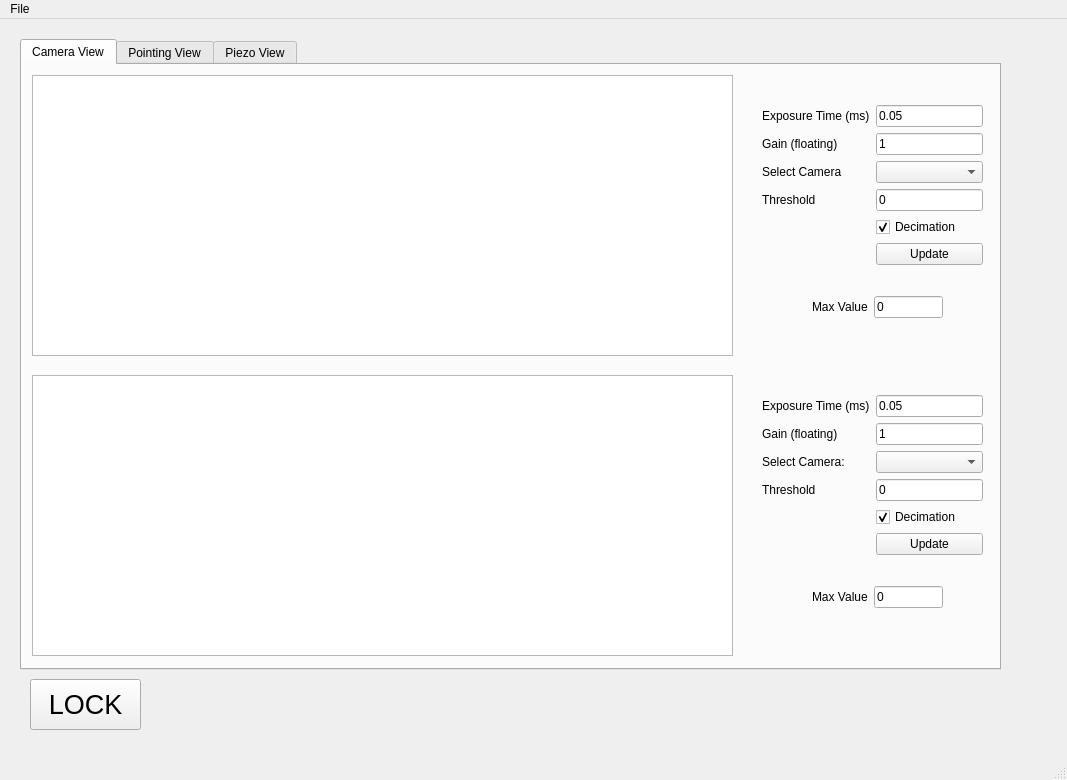
Above: pointing_stability.ui from aglinn/LaserPointLock before the change. Below: the same form after it.
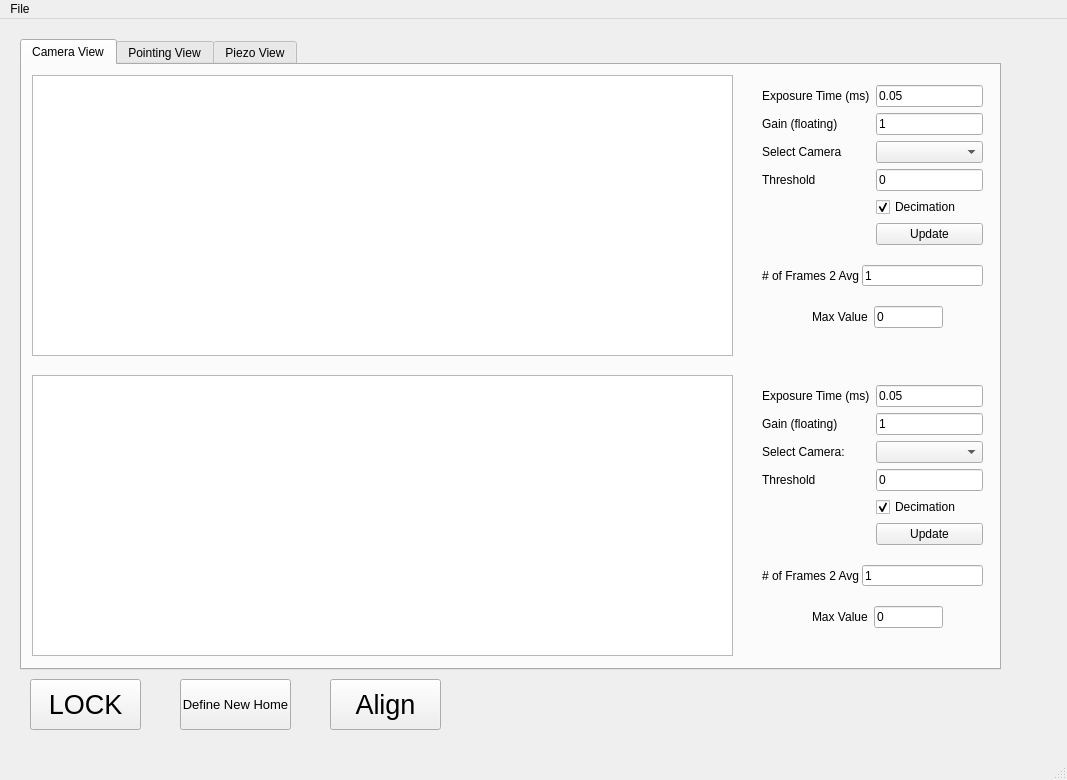
That is the form after the change. Custom widgets are drawn as their Qt base class.

Commit message: Pushing the updated working code. Mostly improved the GUI, added alignment functionality, and started using dll to control Mightex camera faster. See ReadMe for more update notes

Patch:
```diff
--- a/pointing_stability.ui
+++ b/pointing_stability.ui
@@ -43,7 +43,7 @@
       <property name="geometry">
        <rect>
         <x>740</x>
-        <y>40</y>
+        <y>20</y>
         <width>221</width>
         <height>173</height>
        </rect>
@@ -138,7 +138,7 @@
       <property name="geometry">
        <rect>
         <x>740</x>
-        <y>330</y>
+        <y>320</y>
         <width>221</width>
         <height>173</height>
        </rect>
@@ -233,7 +233,7 @@
       <property name="geometry">
        <rect>
         <x>790</x>
-        <y>520</y>
+        <y>540</y>
         <width>131</width>
         <height>24</height>
        </rect>
@@ -262,7 +262,7 @@
       <property name="geometry">
        <rect>
         <x>790</x>
-        <y>230</y>
+        <y>240</y>
         <width>131</width>
         <height>24</height>
        </rect>
@@ -287,6 +287,58 @@
        </item>
       </layout>
      </widget>
+     <widget class="QLabel" name="label_14">
+      <property name="geometry">
+       <rect>
+        <x>740</x>
+        <y>200</y>
+        <width>101</width>
+        <height>21</height>
+       </rect>
+      </property>
+      <property name="text">
+       <string># of Frames 2 Avg</string>
+      </property>
+     </widget>
+     <widget class="QLineEdit" name="Cam1_AvgFrames">
+      <property name="geometry">
+       <rect>
+        <x>840</x>
+        <y>200</y>
+        <width>121</width>
+        <height>21</height>
+       </rect>
+      </property>
+      <property name="text">
+       <string>1</string>
+      </property>
+     </widget>
+     <widget class="QLabel" name="label_15">
+      <property name="geometry">
+       <rect>
+        <x>740</x>
+        <y>500</y>
+        <width>101</width>
+        <height>21</height>
+       </rect>
+      </property>
+      <property name="text">
+       <string># of Frames 2 Avg</string>
+      </property>
+     </widget>
+     <widget class="QLineEdit" name="Cam2_AvgFrames">
+      <property name="geometry">
+       <rect>
+        <x>840</x>
+        <y>500</y>
+        <width>121</width>
+        <height>21</height>
+       </rect>
+      </property>
+      <property name="text">
+       <string>1</string>
+      </property>
+     </widget>
     </widget>
     <widget class="QWidget" name="tab_2">
      <attribute name="title">
@@ -421,6 +473,42 @@
      <bool>true</bool>
     </property>
    </widget>
+   <widget class="QPushButton" name="btn_Home">
+    <property name="geometry">
+     <rect>
+      <x>180</x>
+      <y>660</y>
+      <width>111</width>
+      <height>51</height>
+     </rect>
+    </property>
+    <property name="font">
+     <font>
+      <pointsize>10</pointsize>
+     </font>
+    </property>
+    <property name="text">
+     <string>Define New Home</string>
+    </property>
+   </widget>
+   <widget class="QPushButton" name="btn_Align">
+    <property name="geometry">
+     <rect>
+      <x>330</x>
+      <y>660</y>
+      <width>111</width>
+      <height>51</height>
+     </rect>
+    </property>
+    <property name="font">
+     <font>
+      <pointsize>20</pointsize>
+     </font>
+    </property>
+    <property name="text">
+     <string>Align</string>
+    </property>
+   </widget>
   </widget>
   <widget class="QMenuBar" name="menubar">
    <property name="geometry">
```
Left out of the diff: 10 changed lines with no effect on the pictures. The commit also changes 6 other files.
